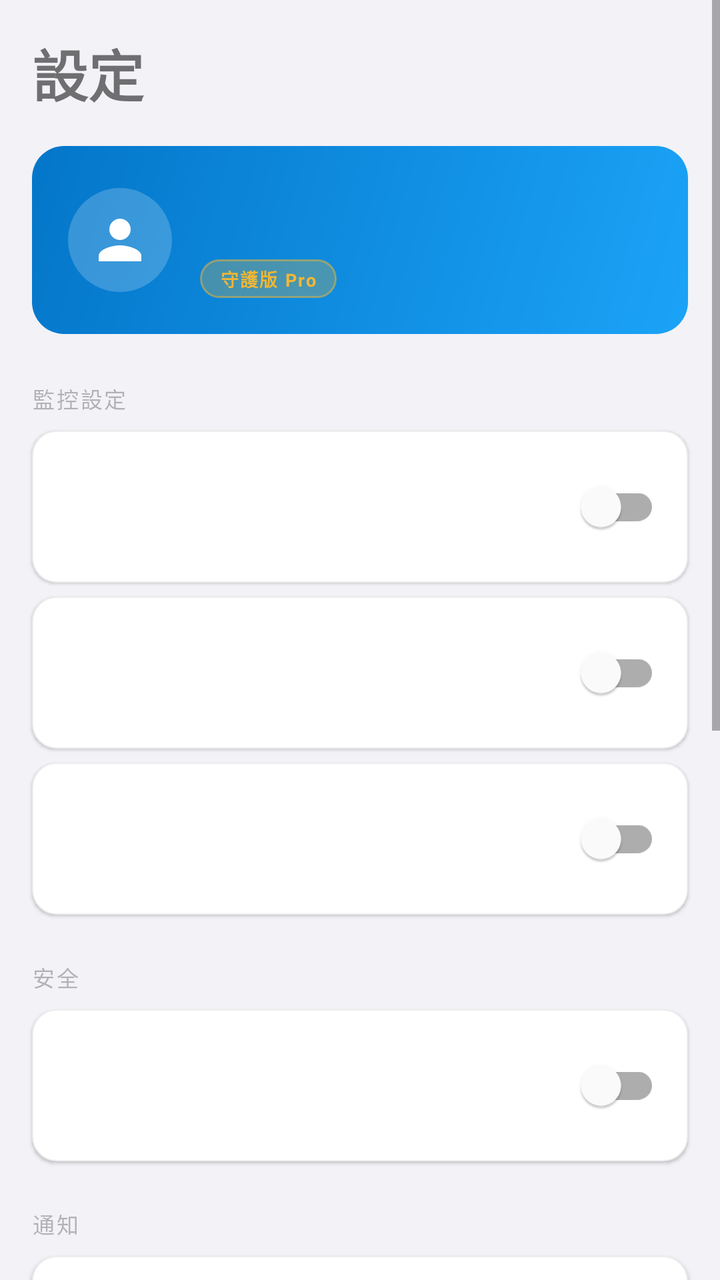
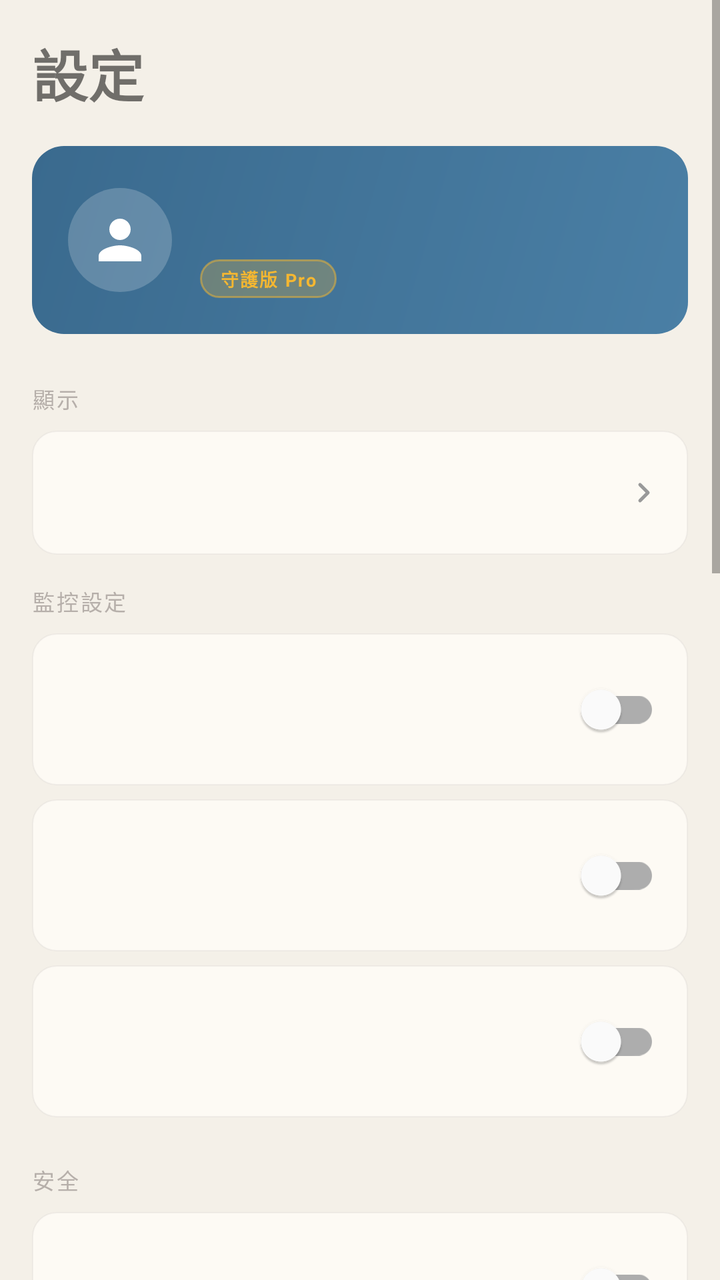

Screens rendered from an Android XML layout before and after an edit, with the pre-edit source and the edit as a unified diff.
<!-- AndroidManifest.xml: application theme Theme.FraudDetector -->
<!-- res/layout/fragment_settings.xml -->
<?xml version="1.0" encoding="utf-8"?>
<ScrollView xmlns:android="http://schemas.android.com/apk/res/android"
    android:layout_width="match_parent"
    android:layout_height="match_parent">

    <LinearLayout
        android:layout_width="match_parent"
        android:layout_height="wrap_content"
        android:orientation="vertical"
        android:paddingBottom="80dp">

        
        <TextView
            android:layout_width="match_parent"
            android:layout_height="wrap_content"
            android:text="@string/settings_title"
            android:textSize="28sp"
            android:textStyle="bold"
            android:padding="16dp" />

        
        <LinearLayout
            android:id="@+id/profileCard"
            android:layout_width="match_parent"
            android:layout_height="wrap_content"
            android:orientation="horizontal"
            android:gravity="center_vertical"
            android:background="@drawable/bg_gradient_blue_135"
            android:layout_marginStart="16dp"
            android:layout_marginEnd="16dp"
            android:layout_marginBottom="16dp"
            android:padding="18dp">

            <ImageView
                android:id="@+id/profileAvatar"
                android:layout_width="52dp"
                android:layout_height="52dp"
                android:src="@drawable/ic_person"
                android:background="@drawable/bg_avatar_circle"
                android:padding="10dp"
                android:contentDescription="Avatar" />

            <LinearLayout
                android:layout_width="wrap_content"
                android:layout_height="wrap_content"
                android:orientation="vertical"
                android:layout_marginStart="14dp">

                <TextView
                    android:id="@+id/tvProfileName"
                    android:layout_width="wrap_content"
                    android:layout_height="wrap_content"
                    android:text=""
                    android:textColor="#FFFFFF"
                    android:textSize="14sp"
                    android:textStyle="bold" />

                <TextView
                    android:id="@+id/tvProfileEmail"
                    android:layout_width="wrap_content"
                    android:layout_height="wrap_content"
                    android:text=""
                    android:textColor="#66FFFFFF"
                    android:textSize="10sp"
                    android:layout_marginBottom="6dp" />

                <TextView
                    android:layout_width="wrap_content"
                    android:layout_height="wrap_content"
                    android:text="@string/plan_pro"
                    android:textSize="9sp"
                    android:textColor="@color/gold"
                    android:textStyle="bold"
                    android:background="@drawable/bg_plan_badge"
                    android:paddingStart="10dp"
                    android:paddingEnd="10dp"
                    android:paddingTop="3dp"
                    android:paddingBottom="3dp"
                    android:letterSpacing="0.08" />
            </LinearLayout>
        </LinearLayout>

        
        <TextView
            android:layout_width="match_parent"
            android:layout_height="wrap_content"
            android:text="@string/monitoring_section"
            android:textSize="11sp"
            android:textColor="@color/lbl3"
            android:letterSpacing="0.08"
            android:textAllCaps="true"
            android:paddingStart="16dp"
            android:paddingTop="8dp"
            android:paddingBottom="8dp" />

        
        <include layout="@layout/item_settings_toggle"
            android:id="@+id/settingMsgMonitor" />

        
        <include layout="@layout/item_settings_toggle"
            android:id="@+id/settingEmailScan" />

        
        <include layout="@layout/item_settings_toggle"
            android:id="@+id/settingCallerId" />

        
        <TextView
            android:layout_width="match_parent"
            android:layout_height="wrap_content"
            android:text="@string/security_section"
            android:textSize="11sp"
            android:textColor="@color/lbl3"
            android:letterSpacing="0.08"
            android:textAllCaps="true"
            android:paddingStart="16dp"
            android:paddingTop="16dp"
            android:paddingBottom="8dp" />

        
        <include layout="@layout/item_settings_toggle"
            android:id="@+id/settingQuickLogin" />

        
        <TextView
            android:layout_width="match_parent"
            android:layout_height="wrap_content"
            android:text="@string/notification_section"
            android:textSize="11sp"
            android:textColor="@color/lbl3"
            android:letterSpacing="0.08"
            android:textAllCaps="true"
            android:paddingStart="16dp"
            android:paddingTop="16dp"
            android:paddingBottom="8dp" />

        
        <include layout="@layout/item_settings_toggle"
            android:id="@+id/settingHighRiskAlert" />

        
        <include layout="@layout/item_settings_toggle"
            android:id="@+id/settingDailyReport" />

        
        <TextView
            android:layout_width="match_parent"
            android:layout_height="wrap_content"
            android:text="@string/account_section"
            android:textSize="11sp"
            android:textColor="@color/lbl3"
            android:letterSpacing="0.08"
            android:textAllCaps="true"
            android:paddingStart="16dp"
            android:paddingTop="16dp"
            android:paddingBottom="8dp" />

        
        <include layout="@layout/item_settings_nav"
            android:id="@+id/settingChangePassword" />

        
        <include layout="@layout/item_settings_nav"
            android:id="@+id/settingPrivacy" />

        
        <include layout="@layout/item_settings_nav"
            android:id="@+id/settingLogout" />

    </LinearLayout>
</ScrollView>
<!-- res/layout/item_settings_toggle.xml (included above) -->
<?xml version="1.0" encoding="utf-8"?>
<LinearLayout xmlns:android="http://schemas.android.com/apk/res/android"
    android:layout_width="match_parent"
    android:layout_height="wrap_content"
    android:orientation="horizontal"
    android:gravity="center_vertical"
    android:layout_marginStart="16dp"
    android:layout_marginEnd="16dp"
    android:layout_marginBottom="7dp"
    android:padding="14dp"
    android:background="@drawable/bg_settings_card"
    android:elevation="1dp"
    android:clickable="true"
    android:focusable="true">

    <ImageView
        android:id="@+id/settingsIcon"
        android:layout_width="34dp"
        android:layout_height="34dp"
        android:contentDescription="Icon" />

    <LinearLayout
        android:layout_width="0dp"
        android:layout_height="wrap_content"
        android:layout_weight="1"
        android:orientation="vertical"
        android:layout_marginStart="12dp">

        <TextView
            android:id="@+id/tvSettingsLabel"
            android:layout_width="wrap_content"
            android:layout_height="wrap_content"
            android:text=""
            android:textSize="13sp"
            android:textStyle="bold" />

        <TextView
            android:id="@+id/tvSettingsSub"
            android:layout_width="wrap_content"
            android:layout_height="wrap_content"
            android:text=""
            android:textSize="10sp"
            android:textColor="#999999" />
    </LinearLayout>

    <com.google.android.material.switchmaterial.SwitchMaterial
        android:id="@+id/settingsToggle"
        android:layout_width="wrap_content"
        android:layout_height="wrap_content" />
</LinearLayout>
<!-- res/layout/item_settings_nav.xml (included above) -->
<?xml version="1.0" encoding="utf-8"?>
<LinearLayout xmlns:android="http://schemas.android.com/apk/res/android"
    android:layout_width="match_parent"
    android:layout_height="wrap_content"
    android:orientation="horizontal"
    android:gravity="center_vertical"
    android:layout_marginStart="16dp"
    android:layout_marginEnd="16dp"
    android:layout_marginBottom="7dp"
    android:padding="14dp"
    android:background="@drawable/bg_settings_card"
    android:elevation="1dp"
    android:clickable="true"
    android:focusable="true">

    <ImageView
        android:id="@+id/settingsIcon"
        android:layout_width="34dp"
        android:layout_height="34dp"
        android:contentDescription="Icon" />

    <LinearLayout
        android:layout_width="0dp"
        android:layout_height="wrap_content"
        android:layout_weight="1"
        android:orientation="vertical"
        android:layout_marginStart="12dp">

        <TextView
            android:id="@+id/tvSettingsLabel"
            android:layout_width="wrap_content"
            android:layout_height="wrap_content"
            android:text=""
            android:textSize="13sp"
            android:textStyle="bold" />

        <TextView
            android:id="@+id/tvSettingsSub"
            android:layout_width="wrap_content"
            android:layout_height="wrap_content"
            android:text=""
            android:textSize="10sp"
            android:textColor="#999999" />
    </LinearLayout>

    <ImageView
        android:layout_width="16dp"
        android:layout_height="16dp"
        android:src="@drawable/ic_chevron_right"
        android:contentDescription="Navigate" />
</LinearLayout>
<!-- resources referenced by this layout -->
<resources>
  <color name="gold">#FFF5B731</color>
  <color name="lbl3">#5C3C3C43</color>
  <!-- drawable bg_avatar_circle (drawable) -->
  <?xml version="1.0" encoding="utf-8"?>
  <shape xmlns:android="http://schemas.android.com/apk/res/android"
      android:shape="oval">
      <solid android:color="#33FFFFFF"/>
  </shape>
  <!-- drawable bg_gradient_blue_135 (drawable) -->
  <?xml version="1.0" encoding="utf-8"?>
  <shape xmlns:android="http://schemas.android.com/apk/res/android">
      <gradient
          android:startColor="#0476C9"
          android:endColor="#1BA3F7"
          android:angle="315" />
      <corners android:radius="16dp" />
  </shape>
  <!-- drawable bg_plan_badge (drawable) -->
  <?xml version="1.0" encoding="utf-8"?>
  <shape xmlns:android="http://schemas.android.com/apk/res/android">
      <solid android:color="#40F5B731" />
      <stroke android:width="1dp" android:color="#80F5B731" />
      <corners android:radius="20dp" />
  </shape>
  <!-- drawable bg_settings_card (drawable) -->
  <?xml version="1.0" encoding="utf-8"?>
  <shape xmlns:android="http://schemas.android.com/apk/res/android">
      <solid android:color="#FFFFFF"/>
      <corners android:radius="12dp"/>
      <stroke android:width="0.5dp" android:color="#EEEEEE"/>
  </shape>
  <!-- drawable ic_chevron_right (drawable) -->
  <?xml version="1.0" encoding="utf-8"?>
  <vector xmlns:android="http://schemas.android.com/apk/res/android"
      android:width="15dp"
      android:height="15dp"
      android:viewportWidth="24"
      android:viewportHeight="24">
      <path
          android:strokeColor="#999999"
          android:strokeWidth="2.5"
          android:strokeLineCap="round"
          android:strokeLineJoin="round"
          android:fillColor="#00000000"
          android:pathData="M9,6L15,12L9,18" />
  </vector>
  <!-- drawable ic_person (drawable) -->
  <?xml version="1.0" encoding="utf-8"?>
  <vector xmlns:android="http://schemas.android.com/apk/res/android"
      android:width="24dp"
      android:height="24dp"
      android:viewportWidth="24"
      android:viewportHeight="24">
      <path
          android:fillColor="#FFFFFF"
          android:pathData="M12,12c2.21,0 4,-1.79 4,-4s-1.79,-4 -4,-4 -4,1.79 -4,4 1.79,4 4,4zM12,14c-2.67,0 -8,1.34 -8,4v2h16v-2c0,-2.66 -5.33,-4 -8,-4z"/>
  </vector>
  <string name="account_section">帳號</string>
  <string name="monitoring_section">監控設定</string>
  <string name="notification_section">通知</string>
  <string name="plan_pro">守護版 Pro</string>
  <string name="security_section">安全</string>
  <string name="settings_title">設定</string>
  <style name="Theme.FraudDetector" parent="Theme.MaterialComponents.Light.NoActionBar">
          <item name="colorPrimary">@color/blue</item>
          <item name="colorPrimaryDark">@color/blue_dk</item>
          <item name="colorAccent">@color/blue</item>
          <item name="android:windowBackground">@color/bg</item>
          <item name="android:statusBarColor">@color/blue_dk</item>
          <item name="android:navigationBarColor">@color/white</item>
      </style>
  <color name="blue">#FF2196F3</color>
  <color name="blue_dk">#FF1976D2</color>
  <color name="bg">#FFF2F2F7</color>
  <color name="white">#FFFFFFFF</color>
</resources>

<!-- the commit's change to res/layout/fragment_settings.xml (unified diff, before → after) -->
@@ -84,6 +84,23 @@
         <TextView
             android:layout_width="match_parent"
             android:layout_height="wrap_content"
+            android:text="顯示"
+            android:textSize="11sp"
+            android:textColor="@color/lbl3"
+            android:letterSpacing="0.08"
+            android:textAllCaps="true"
+            android:paddingStart="16dp"
+            android:paddingTop="8dp"
+            android:paddingBottom="8dp" />
+
+        
+        <include layout="@layout/item_settings_nav"
+            android:id="@+id/settingFontSize" />
+
+        
+        <TextView
+            android:layout_width="match_parent"
+            android:layout_height="wrap_content"
             android:text="@string/monitoring_section"
             android:textSize="11sp"
             android:textColor="@color/lbl3"
@@ -163,6 +180,18 @@
         
         <include layout="@layout/item_settings_nav"
             android:id="@+id/settingPrivacy" />
+
+        
+        <include layout="@layout/item_settings_nav"
+            android:id="@+id/settingMyReports" />
+
+        
+        <include layout="@layout/item_settings_nav"
+            android:id="@+id/settingSuspectAccounts" />
+
+        
+        <include layout="@layout/item_settings_nav"
+            android:id="@+id/settingBlockedNumbers" />
 
         
         <include layout="@layout/item_settings_nav"
@@ -170,6 +199,58 @@
 
     </LinearLayout>
 </ScrollView>
+<!-- res/layout/item_settings_nav.xml (included above) -->
+<?xml version="1.0" encoding="utf-8"?>
+<LinearLayout xmlns:android="http://schemas.android.com/apk/res/android"
+    android:layout_width="match_parent"
+    android:layout_height="wrap_content"
+    android:orientation="horizontal"
+    android:gravity="center_vertical"
+    android:layout_marginStart="16dp"
+    android:layout_marginEnd="16dp"
+    android:layout_marginBottom="7dp"
+    android:padding="14dp"
+    android:background="@drawable/bg_settings_card"
+    android:elevation="1dp"
+    android:clickable="true"
+    android:focusable="true">
+
+    <ImageView
+        android:id="@+id/settingsIcon"
+        android:layout_width="34dp"
+        android:layout_height="34dp"
+        android:contentDescription="Icon" />
+
+    <LinearLayout
+        android:layout_width="0dp"
+        android:layout_height="wrap_content"
+        android:layout_weight="1"
+        android:orientation="vertical"
+        android:layout_marginStart="12dp">
+
+        <TextView
+            android:id="@+id/tvSettingsLabel"
+            android:layout_width="wrap_content"
+            android:layout_height="wrap_content"
+            android:text=""
+            android:textSize="13sp"
+            android:textStyle="bold" />
+
+        <TextView
+            android:id="@+id/tvSettingsSub"
+            android:layout_width="wrap_content"
+            android:layout_height="wrap_content"
+            android:text=""
+            android:textSize="10sp"
+            android:textColor="#8C8480" />
+    </LinearLayout>
+
+    <ImageView
+        android:layout_width="16dp"
+        android:layout_height="16dp"
+        android:src="@drawable/ic_chevron_right"
+        android:contentDescription="Navigate" />
+</LinearLayout>
 <!-- res/layout/item_settings_toggle.xml (included above) -->
 <?xml version="1.0" encoding="utf-8"?>
 <LinearLayout xmlns:android="http://schemas.android.com/apk/res/android"
@@ -213,7 +294,7 @@
             android:layout_height="wrap_content"
             android:text=""
             android:textSize="10sp"
-            android:textColor="#999999" />
+            android:textColor="#8C8480" />
     </LinearLayout>
 
     <com.google.android.material.switchmaterial.SwitchMaterial
@@ -221,55 +302,3 @@
         android:layout_width="wrap_content"
         android:layout_height="wrap_content" />
 </LinearLayout>
-<!-- res/layout/item_settings_nav.xml (included above) -->
-<?xml version="1.0" encoding="utf-8"?>
-<LinearLayout xmlns:android="http://schemas.android.com/apk/res/android"
-    android:layout_width="match_parent"
-    android:layout_height="wrap_content"
-    android:orientation="horizontal"
-    android:gravity="center_vertical"
-    android:layout_marginStart="16dp"
-    android:layout_marginEnd="16dp"
-    android:layout_marginBottom="7dp"
-    android:padding="14dp"
-    android:background="@drawable/bg_settings_card"
-    android:elevation="1dp"
-    android:clickable="true"
-    android:focusable="true">
-
-    <ImageView
-        android:id="@+id/settingsIcon"
-        android:layout_width="34dp"
-        android:layout_height="34dp"
-        android:contentDescription="Icon" />
-
-    <LinearLayout
-        android:layout_width="0dp"
-        android:layout_height="wrap_content"
-        android:layout_weight="1"
-        android:orientation="vertical"
-        android:layout_marginStart="12dp">
-
-        <TextView
-            android:id="@+id/tvSettingsLabel"
-            android:layout_width="wrap_content"
-            android:layout_height="wrap_content"
-            android:text=""
-            android:textSize="13sp"
-            android:textStyle="bold" />
-
-        <TextView
-            android:id="@+id/tvSettingsSub"
-            android:layout_width="wrap_content"
-            android:layout_height="wrap_content"
-            android:text=""
-            android:textSize="10sp"
-            android:textColor="#999999" />
-    </LinearLayout>
-
-    <ImageView
-        android:layout_width="16dp"
-        android:layout_height="16dp"
-        android:src="@drawable/ic_chevron_right"
-        android:contentDescription="Navigate" />
-</LinearLayout>
<!-- resource entries referenced after the edit -->
@@ -1,7 +1,7 @@
 <!-- resources referenced by this layout -->
 <resources>
   <color name="gold">#FFF5B731</color>
-  <color name="lbl3">#5C3C3C43</color>
+  <color name="lbl3">#998C8480</color>
   <!-- drawable bg_avatar_circle (drawable) -->
   <?xml version="1.0" encoding="utf-8"?>
   <shape xmlns:android="http://schemas.android.com/apk/res/android"
@@ -12,8 +12,8 @@
   <?xml version="1.0" encoding="utf-8"?>
   <shape xmlns:android="http://schemas.android.com/apk/res/android">
       <gradient
-          android:startColor="#0476C9"
-          android:endColor="#1BA3F7"
+          android:startColor="#3A6A8E"
+          android:endColor="#4A7FA5"
           android:angle="315" />
       <corners android:radius="16dp" />
   </shape>
@@ -27,9 +27,9 @@
   <!-- drawable bg_settings_card (drawable) -->
   <?xml version="1.0" encoding="utf-8"?>
   <shape xmlns:android="http://schemas.android.com/apk/res/android">
-      <solid android:color="#FFFFFF"/>
+      <solid android:color="#FDFAF4"/>
       <corners android:radius="12dp"/>
-      <stroke android:width="0.5dp" android:color="#EEEEEE"/>
+      <stroke android:width="0.5dp" android:color="#33C8C4C0"/>
   </shape>
   <!-- drawable ic_chevron_right (drawable) -->
   <?xml version="1.0" encoding="utf-8"?>
@@ -64,16 +64,16 @@
   <string name="security_section">安全</string>
   <string name="settings_title">設定</string>
   <style name="Theme.FraudDetector" parent="Theme.MaterialComponents.Light.NoActionBar">
-          <item name="colorPrimary">@color/blue</item>
-          <item name="colorPrimaryDark">@color/blue_dk</item>
-          <item name="colorAccent">@color/blue</item>
+          <item name="colorPrimary">@color/steel_blue</item>
+          <item name="colorPrimaryDark">@color/steel_blue_dark</item>
+          <item name="colorAccent">@color/steel_blue</item>
           <item name="android:windowBackground">@color/bg</item>
-          <item name="android:statusBarColor">@color/blue_dk</item>
+          <item name="android:statusBarColor">@color/steel_blue_dark</item>
           <item name="android:navigationBarColor">@color/white</item>
       </style>
-  <color name="blue">#FF2196F3</color>
-  <color name="blue_dk">#FF1976D2</color>
-  <color name="bg">#FFF2F2F7</color>
+  <color name="steel_blue">#FF4A7FA5</color>
+  <color name="steel_blue_dark">#FF3A6A8E</color>
+  <color name="bg">#FFF4F0E8</color>
   <color name="white">#FFFFFFFF</color>
 </resources>
 
